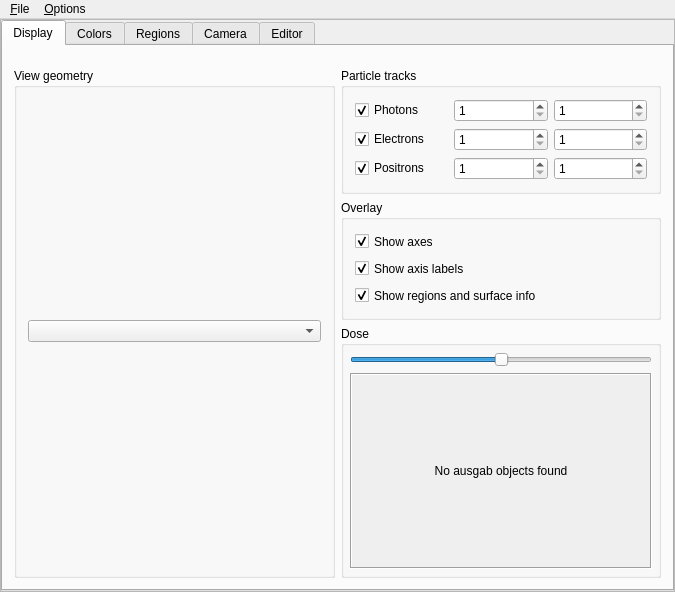
Before: the Qt Designer form HEN_HOUSE/egs++/view/viewcontrol.ui in nrc-cnrc/EGSnrc, drawn with Qt 5.
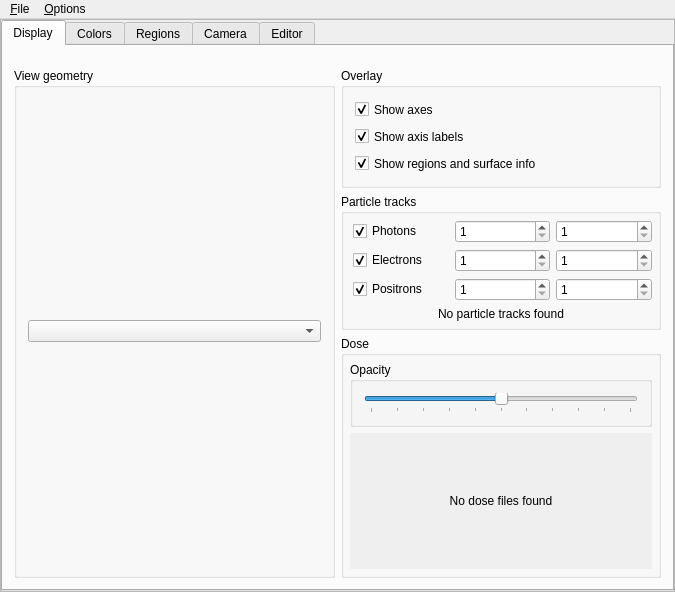
After: the same form once the commit is applied. The open tabs and pages were chosen to show the change.

Commit message:
Fix the recent egs_view ui changes
Recent changes to egs_view were missing some necessary additions to the
ui file. These have been included, along with a couple minor changes.
Also set the compiler flags to use std=c++14 instead of std=c++11.

Diff of the .ui file:
```diff
--- a/HEN_HOUSE/egs++/view/viewcontrol.ui
+++ b/HEN_HOUSE/egs++/view/viewcontrol.ui
@@ -184,123 +184,6 @@
                     </property>
                    </spacer>
                   </item>
-                  <item>
-                   <widget class="QGroupBox" name="groupBox10">
-                    <property name="sizePolicy">
-                     <sizepolicy hsizetype="Expanding" vsizetype="Minimum">
-                      <horstretch>0</horstretch>
-                      <verstretch>0</verstretch>
-                     </sizepolicy>
-                    </property>
-                    <property name="minimumSize">
-                     <size>
-                      <width>0</width>
-                      <height>120</height>
-                     </size>
-                    </property>
-                    <property name="maximumSize">
-                     <size>
-                      <width>16777215</width>
-                      <height>16777215</height>
-                     </size>
-                    </property>
-                    <property name="title">
-                     <string>Particle tracks</string>
-                    </property>
-                    <layout class="QGridLayout">
-                     <item row="0" column="2">
-                      <widget class="QSpinBox" name="spin_tmaxp">
-                       <property name="minimum">
-                        <number>1</number>
-                       </property>
-                       <property name="value">
-                        <number>1</number>
-                       </property>
-                      </widget>
-                     </item>
-                     <item row="2" column="0">
-                      <widget class="QCheckBox" name="showPositronsCheckbox">
-                       <property name="text">
-                        <string>Positrons</string>
-                       </property>
-                       <property name="checked">
-                        <bool>true</bool>
-                       </property>
-                      </widget>
-                     </item>
-                     <item row="0" column="0">
-                      <widget class="QCheckBox" name="showPhotonsCheckbox">
-                       <property name="text">
-                        <string>Photons</string>
-                       </property>
-                       <property name="checked">
-                        <bool>true</bool>
-                       </property>
-                      </widget>
-                     </item>
-                     <item row="1" column="0">
-                      <widget class="QCheckBox" name="showElectronsCheckbox">
-                       <property name="text">
-                        <string>Electrons</string>
-                       </property>
-                       <property name="checked">
-                        <bool>true</bool>
-                       </property>
-                      </widget>
-                     </item>
-                     <item row="0" column="1">
-                      <widget class="QSpinBox" name="spin_tminp">
-                       <property name="minimum">
-                        <number>1</number>
-                       </property>
-                       <property name="value">
-                        <number>1</number>
-                       </property>
-                      </widget>
-                     </item>
-                     <item row="1" column="1">
-                      <widget class="QSpinBox" name="spin_tmine">
-                       <property name="minimum">
-                        <number>1</number>
-                       </property>
-                       <property name="value">
-                        <number>1</number>
-                       </property>
-                      </widget>
-                     </item>
-                     <item row="1" column="2">
-                      <widget class="QSpinBox" name="spin_tmaxe">
-                       <property name="minimum">
-                        <number>1</number>
-                       </property>
-                       <property name="value">
-                        <number>1</number>
-                       </property>
-                      </widget>
-                     </item>
-                     <item row="2" column="1">
-                      <widget class="QSpinBox" name="spin_tminpo">
-                       <property name="minimum">
-                        <number>1</number>
-                       </property>
-                       <property name="value">
-                        <number>1</number>
-                       </property>
-                      </widget>
-                     </item>
-                     <item row="2" column="2">
-                      <widget class="QSpinBox" name="spin_tmaxpo">
-                       <property name="minimum">
-                        <number>1</number>
-                       </property>
-                       <property name="value">
-                        <number>1</number>
-                       </property>
-                      </widget>
-                     </item>
-                    </layout>
-                   </widget>
-                  </item>
                   <item>
                    <widget class="QGroupBox" name="groupBox15">
                     <property name="sizePolicy">
@@ -380,6 +263,155 @@
                     </layout>
                    </widget>
                   </item>
+                  <item>
+                   <widget class="QGroupBox" name="groupBox10">
+                    <property name="sizePolicy">
+                     <sizepolicy hsizetype="Expanding" vsizetype="Minimum">
+                      <horstretch>0</horstretch>
+                      <verstretch>0</verstretch>
+                     </sizepolicy>
+                    </property>
+                    <property name="minimumSize">
+                     <size>
+                      <width>0</width>
+                      <height>120</height>
+                     </size>
+                    </property>
+                    <property name="maximumSize">
+                     <size>
+                      <width>16777215</width>
+                      <height>16777215</height>
+                     </size>
+                    </property>
+                    <property name="toolTip">
+                     <string>Use egs_track_scoring to output a ptracks file</string>
+                    </property>
+                    <property name="title">
+                     <string>Particle tracks</string>
+                    </property>
+                    <layout class="QVBoxLayout" name="verticalLayout_17">
+                     <property name="leftMargin">
+                      <number>6</number>
+                     </property>
+                     <property name="topMargin">
+                      <number>6</number>
+                     </property>
+                     <property name="rightMargin">
+                      <number>6</number>
+                     </property>
+                     <property name="bottomMargin">
+                      <number>6</number>
+                     </property>
+                     <item>
+                      <layout class="QGridLayout" name="gridLayout">
+                       <property name="leftMargin">
+                        <number>3</number>
+                       </property>
+                       <item row="1" column="0">
+                        <widget class="QCheckBox" name="showElectronsCheckbox">
+                         <property name="text">
+                          <string>Electrons</string>
+                         </property>
+                         <property name="checked">
+                          <bool>true</bool>
+                         </property>
+                        </widget>
+                       </item>
+                       <item row="0" column="1">
+                        <widget class="QSpinBox" name="spin_tminp">
+                         <property name="minimum">
+                          <number>1</number>
+                         </property>
+                         <property name="value">
+                          <number>1</number>
+                         </property>
+                        </widget>
+                       </item>
+                       <item row="1" column="2">
+                        <widget class="QSpinBox" name="spin_tmaxe">
+                         <property name="minimum">
+                          <number>1</number>
+                         </property>
+                         <property name="value">
+                          <number>1</number>
+                         </property>
+                        </widget>
+                       </item>
+                       <item row="1" column="1">
+                        <widget class="QSpinBox" name="spin_tmine">
+                         <property name="minimum">
+                          <number>1</number>
+                         </property>
+                         <property name="value">
+                          <number>1</number>
+                         </property>
+                        </widget>
+                       </item>
+                       <item row="0" column="2">
+                        <widget class="QSpinBox" name="spin_tmaxp">
+                         <property name="minimum">
+                          <number>1</number>
+                         </property>
+                         <property name="value">
+                          <number>1</number>
+                         </property>
+                        </widget>
+                       </item>
+                       <item row="0" column="0">
+                        <widget class="QCheckBox" name="showPhotonsCheckbox">
+                         <property name="text">
+                          <string>Photons</string>
+                         </property>
+                         <property name="checked">
+                          <bool>true</bool>
+                         </property>
+                        </widget>
+                       </item>
+                       <item row="2" column="0">
+                        <widget class="QCheckBox" name="showPositronsCheckbox">
+                         <property name="text">
+                          <string>Positrons</string>
+                         </property>
+                         <property name="checked">
+                          <bool>true</bool>
+                         </property>
+                        </widget>
+                       </item>
+                       <item row="2" column="2">
+                        <widget class="QSpinBox" name="spin_tmaxpo">
+                         <property name="minimum">
+                          <number>1</number>
+                         </property>
+                         <property name="value">
+                          <number>1</number>
+                         </property>
+                        </widget>
+                       </item>
+                       <item row="2" column="1">
+                        <widget class="QSpinBox" name="spin_tminpo">
+                         <property name="minimum">
+                          <number>1</number>
+                         </property>
+                         <property name="value">
+                          <number>1</number>
+                         </property>
+                        </widget>
+                       </item>
+                      </layout>
+                     </item>
+                     <item>
+                      <widget class="QLabel" name="label_particles">
+                       <property name="text">
+                        <string>No particle tracks found</string>
+                       </property>
+                       <property name="alignment">
+                        <set>Qt::AlignCenter</set>
+                       </property>
+                      </widget>
+                     </item>
+                    </layout>
+                   </widget>
+                  </item>
                   <item>
                    <widget class="QGroupBox" name="groupBox_dose">
                     <property name="sizePolicy">
@@ -408,16 +440,31 @@
                       <number>6</number>
                      </property>
                      <item>
-                      <widget class="QSlider" name="slider_dose">
-                       <property name="maximum">
-                        <number>100</number>
+                      <widget class="QGroupBox" name="groupBox_7">
+                       <property name="title">
+                        <string>Opacity</string>
                        </property>
-                       <property name="value">
-                        <number>50</number>
-                       </property>
-                       <property name="orientation">
-                        <enum>Qt::Horizontal</enum>
-                       </property>
+                       <layout class="QHBoxLayout" name="horizontalLayout_15">
+                        <item>
+                         <widget class="QSlider" name="slider_dose">
+                          <property name="maximum">
+                           <number>100</number>
+                          </property>
+                          <property name="value">
+                           <number>50</number>
+                          </property>
+                          <property name="orientation">
+                           <enum>Qt::Horizontal</enum>
+                          </property>
+                          <property name="tickPosition">
+                           <enum>QSlider::TicksBelow</enum>
+                          </property>
+                          <property name="tickInterval">
+                           <number>10</number>
+                          </property>
+                         </widget>
+                        </item>
+                       </layout>
                       </widget>
                      </item>
                      <item>
@@ -425,7 +472,7 @@
                        <item>
                         <widget class="QScrollArea" name="scrollArea_2">
                          <property name="frameShape">
-                          <enum>QFrame::Box</enum>
+                          <enum>QFrame::NoFrame</enum>
                          </property>
                          <property name="widgetResizable">
                           <bool>true</bool>
@@ -435,8 +482,8 @@
                            <rect>
                             <x>0</x>
                             <y>0</y>
-                            <width>297</width>
-                            <height>189</height>
+                            <width>301</width>
+                            <height>155</height>
                            </rect>
                           </property>
                           <layout class="QVBoxLayout" name="verticalLayout_16">
@@ -448,7 +495,7 @@
                              <item>
                               <widget class="QLabel" name="label_dose">
                                <property name="text">
-                                <string>No ausgab objects found</string>
+                                <string>No dose files found</string>
                                </property>
                                <property name="alignment">
                                 <set>Qt::AlignCenter</set>
```
Left out of the diff: 42 changed lines with no effect on the pictures. The commit also changes 1 other file.
